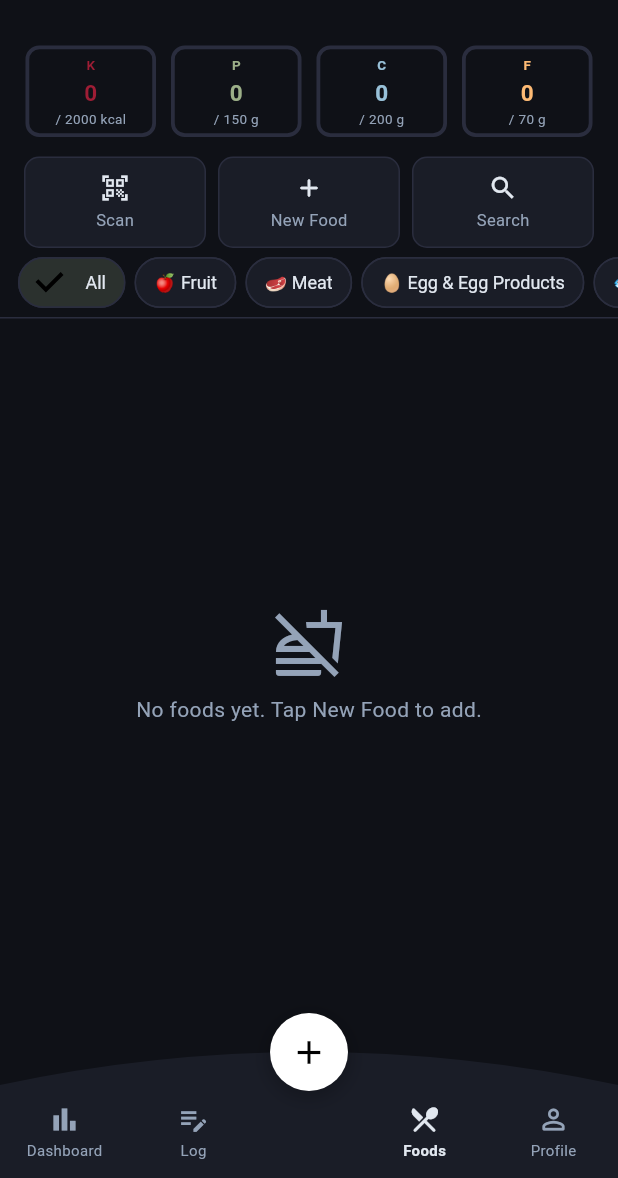
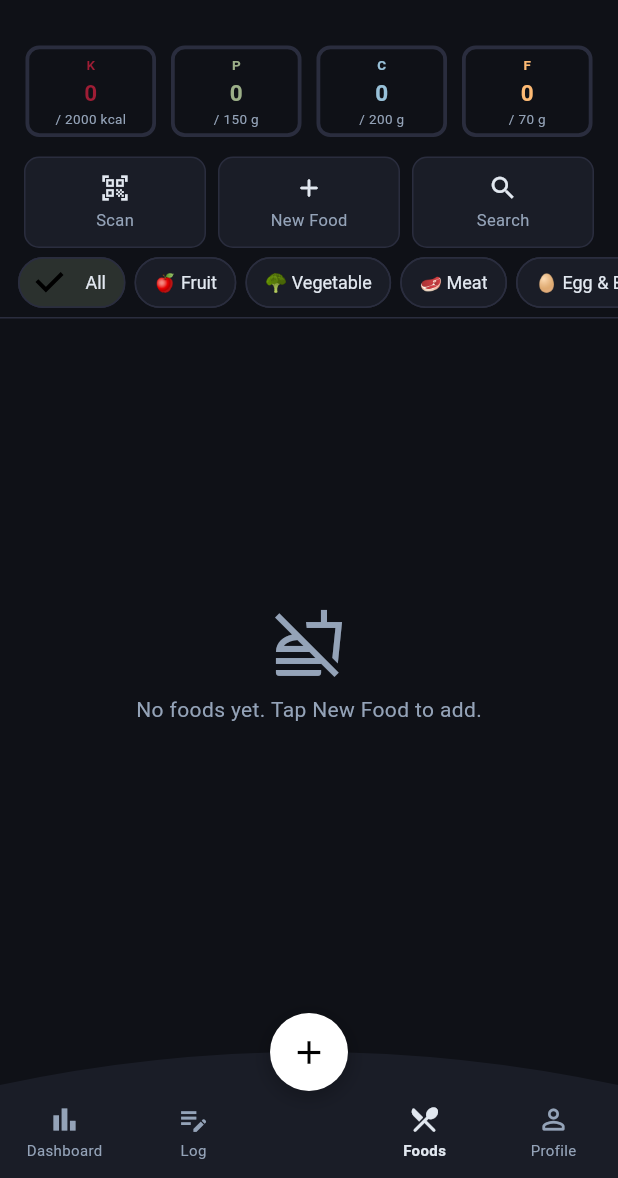
Before and after one commit to worldpeacemetta/WorldPeaceBuilder, a Flutter app: the FoodDbScreen screen opened by its route, on a phone screen of 412 x 824 dp, the part 58-1236 px from its top. Run offline on Flutter 3.47's test engine with Material 3 defaults, Android fonts, the phone set to English and light mode, and no system bars; our stand-ins replace fl_chart, flutter_riverpod, go_router, image_picker, shared_preferences, supabase_flutter; missing offline and left inert: mobile_scanner; accounts and stored records are empty.

Commit message:
Add missing vegetable category; fix badge_widget num/double type error
- constants.dart: add 'vegetable' to foodCategories, categoryLabels,
  categoryEmojis — fixes crash when editing foods with category='vegetable'
- badge_widget.dart: type-annotate inner List<double> so Dart doesn't
  infer List<num> from integer literals in the ray-burst loop

https://claude.ai/code/session_01Fh3mjq5VUhPDJmziG8ZXP6

```diff
--- a/mobile/lib/core/constants.dart
+++ b/mobile/lib/core/constants.dart
@@ -6,6 +6,7 @@ import '../theme.dart';
 // ---------------------------------------------------------------------------
 const foodCategories = [
   'fruit',
+  'vegetable',
   'meat',
   'eggProducts',
   'fish',
@@ -29,6 +30,7 @@ const foodCategories = [
 
 const categoryLabels = {
   'fruit'        : 'Fruit',
+  'vegetable'    : 'Vegetable',
   'meat'         : 'Meat',
   'eggProducts'  : 'Egg & Egg Products',
   'fish'         : 'Fish & Seafood',
@@ -52,6 +54,7 @@ const categoryLabels = {
 
 const categoryEmojis = {
   'fruit'        : '🍎',
+  'vegetable'    : '🥦',
   'meat'         : '🥩',
   'eggProducts'  : '🥚',
   'fish'         : '🐟',
--- a/mobile/lib/widgets/badge_widget.dart
+++ b/mobile/lib/widgets/badge_widget.dart
@@ -620,9 +620,9 @@ class _BadgePainter extends CustomPainter {
     _poly(canvas, [[40,42],[60,42],[50,78]], _f(const Color(0xFFFFF9C4), op*0.25));
     _poly(canvas, [[60,42],[80,42],[70,78]], _f(const Color(0xFFFFE082), op*0.2));
     canvas.drawLine(const Offset(40,42), const Offset(80,42), _s(_W, op*0.4, 1.5));
-    for (final pts in [
-      [60.0,14.0,60.0,8.0], [36.0,28.0,30.0,24.0], [84.0,28.0,90.0,24.0],
-      [28.0,48.0,22.0,48.0], [92.0,48.0,98.0,48.0],
+    for (final pts in <List<double>>[
+      [60,14,60,8], [36,28,30,24], [84,28,90,24],
+      [28,48,22,48], [92,48,98,48],
     ]) {
       canvas.drawLine(Offset(pts[0],pts[1]), Offset(pts[2],pts[3]),
           _s(const Color(0xFFFFD600), op*0.6, 2, cap: StrokeCap.round));
```
